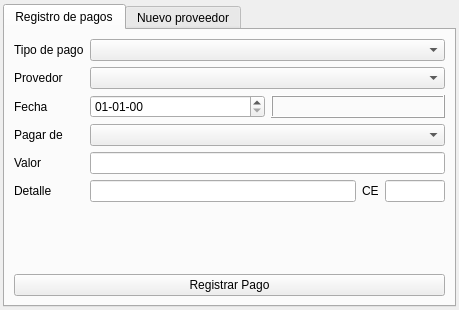
First picture: the form in paymentswindow.ui, repository GonzaloHernandez/jpbilling, before the edit.
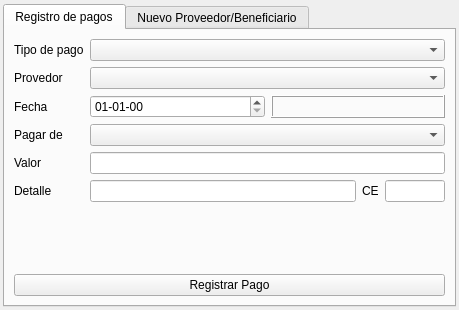
Second picture: the form after the edit.

Commit message: Using release subversion into the main window title

The edit to the form file:
```diff
--- a/paymentswindow.ui
+++ b/paymentswindow.ui
@@ -174,7 +174,7 @@
      </widget>
      <widget class="QWidget" name="tab_provider">
       <attribute name="title">
-       <string>Nuevo proveedor</string>
+       <string>Nuevo Proveedor/Beneficiario</string>
       </attribute>
       <layout class="QVBoxLayout" name="verticalLayout_3">
        <item>
```
The commit also changes 2 other files.
